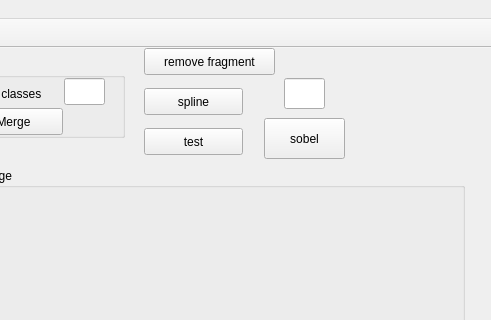
Old version of the form SimpleView.ui in the repository ryderlin/MIP_KneePrj; both pictures show x 686 to 1177 and y 0 to 320 of the 1177 by 781 pixel window.
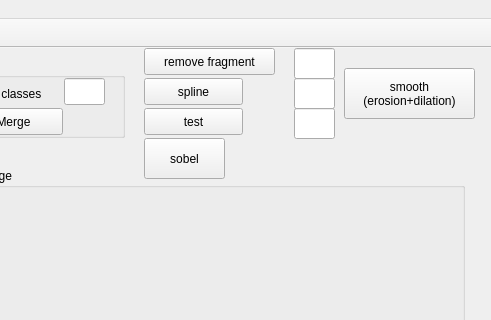
New version of the form. Icons and pictures are not drawn. Custom widgets are drawn as their Qt base class.

Commit message: draw the thickness info on image

Diff of the .ui file:
```diff
--- a/SimpleView.ui
+++ b/SimpleView.ui
@@ -434,8 +434,8 @@
    <widget class="QPushButton" name="btnSobel">
     <property name="geometry">
      <rect>
-      <x>950</x>
-      <y>70</y>
+      <x>830</x>
+      <y>90</y>
       <width>81</width>
       <height>41</height>
      </rect>
@@ -460,8 +460,8 @@
    <widget class="QLineEdit" name="leTestValue">
     <property name="geometry">
      <rect>
-      <x>970</x>
-      <y>30</y>
+      <x>980</x>
+      <y>0</y>
       <width>41</width>
       <height>31</height>
      </rect>
@@ -471,7 +471,7 @@
     <property name="geometry">
      <rect>
       <x>830</x>
-      <y>80</y>
+      <y>60</y>
       <width>99</width>
       <height>27</height>
      </rect>
@@ -484,7 +484,7 @@
     <property name="geometry">
      <rect>
       <x>830</x>
-      <y>40</y>
+      <y>30</y>
       <width>99</width>
       <height>27</height>
      </rect>
@@ -506,6 +506,40 @@
      <string>remove fragment</string>
     </property>
    </widget>
+   <widget class="QPushButton" name="btnSmooth">
+    <property name="geometry">
+     <rect>
+      <x>1030</x>
+      <y>20</y>
+      <width>131</width>
+      <height>51</height>
+     </rect>
+    </property>
+    <property name="text">
+     <string>smooth
+(erosion+dilation)</string>
+    </property>
+   </widget>
+   <widget class="QLineEdit" name="leSmoothArg2">
+    <property name="geometry">
+     <rect>
+      <x>980</x>
+      <y>30</y>
+      <width>41</width>
+      <height>31</height>
+     </rect>
+    </property>
+   </widget>
+   <widget class="QLineEdit" name="leSmoothArg3">
+    <property name="geometry">
+     <rect>
+      <x>980</x>
+      <y>60</y>
+      <width>41</width>
+      <height>31</height>
+     </rect>
+    </property>
+   </widget>
   </widget>
   <widget class="QMenuBar" name="menubar">
    <property name="geometry">
```
Left out of the diff: 2 changed lines with no effect on the pictures. The commit also changes 2 other files.
